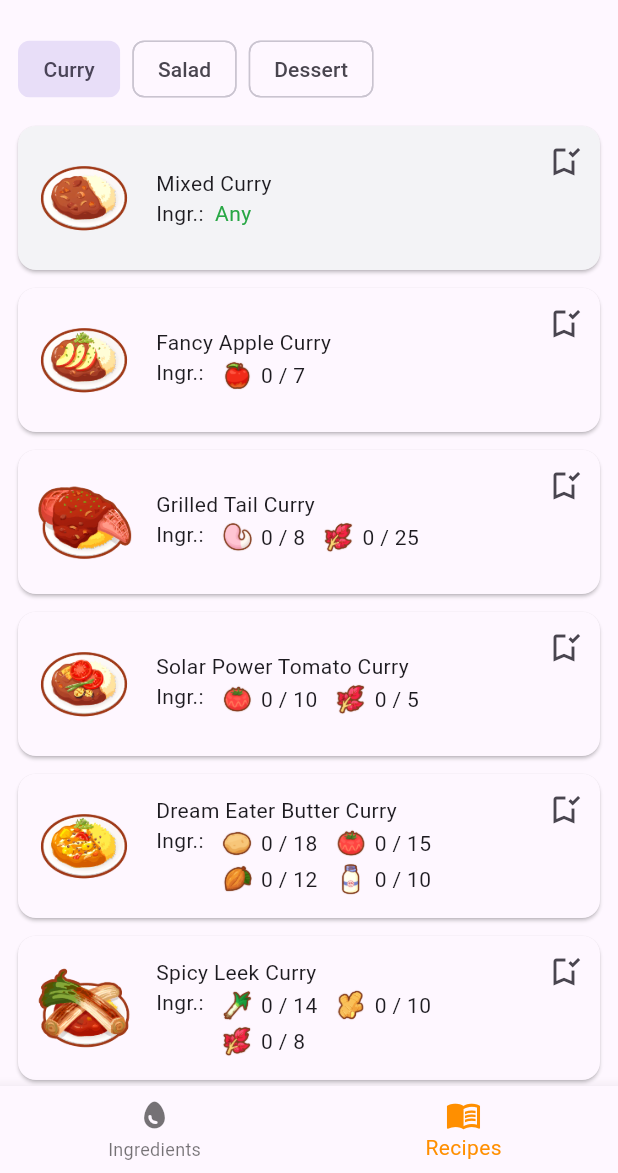
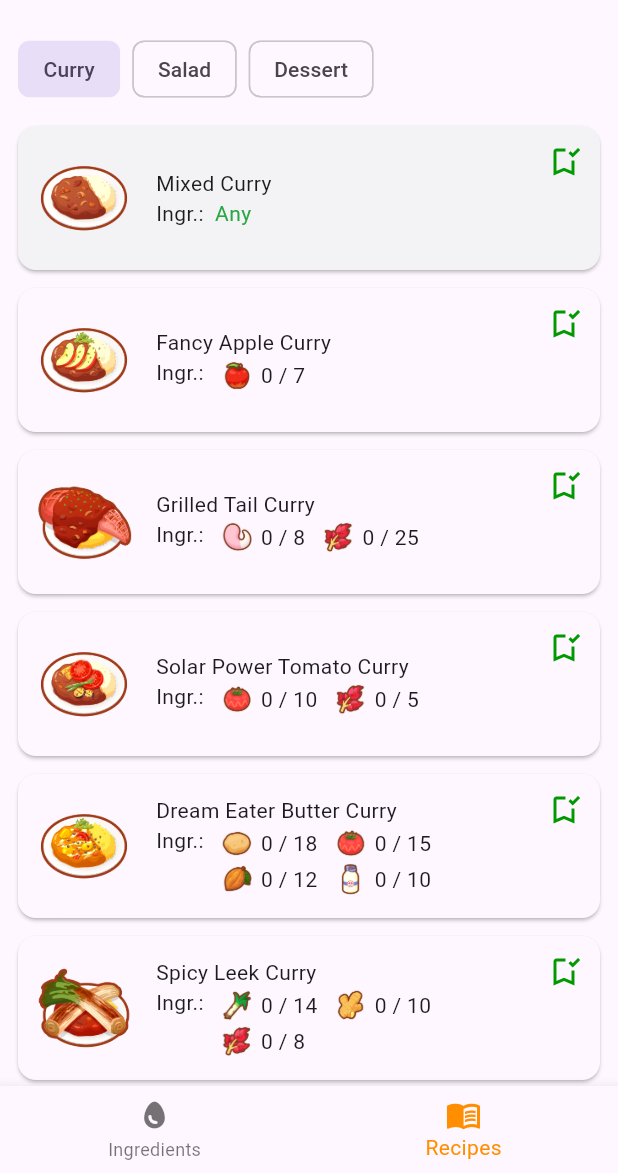
Before and after one commit to darkfoxdx/pokemon_sleep_guide, a Flutter app: the screen it shows after launch, item 2 of the bottom bar chosen, on a phone screen of 412 x 824 dp, the part 63-1236 px from its top. Run offline on Flutter 3.47's test engine with Material 3 defaults, Android fonts, the phone set to English and light mode, and no system bars; our stand-ins replace shared_preferences.

Commit message:
Fixed the made icon so that the ingredients won't overlap

```diff
--- a/lib/ui/ingredient_list.dart
+++ b/lib/ui/ingredient_list.dart
@@ -12,59 +12,55 @@ class IngredientList extends StatelessWidget {
       this.recipeIngredients, this.userIngredients, this.ingredients,
       {super.key});
 
-  List<InlineSpan> _buildSpan(BuildContext context) {
-    List<InlineSpan> list = [];
+  List<Widget> _buildItems(BuildContext context) {
+    List<Widget> list = [];
     if (recipeIngredients.isEmpty) {
       return [
-        TextSpan(
-          text: "  Any",
+        Text(
+          "  Any",
           style: Theme.of(context).textTheme.bodyMedium?.copyWith(
                 color: Theme.of(context).colorScheme.completed,
               ),
         )
       ];
     }
-    for (final (i, e) in recipeIngredients.indexed) {
-      if (i == 2) {
-        list.add(const TextSpan(text: "\n"));
-      }
+    for (final e in recipeIngredients) {
       String? picture = ingredients
           .firstWhere((element) => element.name == e.name,
               orElse: Ingredient.empty)
           .pictureUrl;
       int userQuantity = userIngredients[e.name] ?? 0;
       int quantity = e.quantity;
-      var imageSpan = WidgetSpan(
-        alignment: PlaceholderAlignment.middle,
-        child: Padding(
+      Widget widget = Row(
+        mainAxisSize: MainAxisSize.min,
+        children: [
+          Padding(
             padding: const EdgeInsets.only(left: 10.0, right: 4.0),
             child: Image.asset(
               picture,
               width: 24,
             ),
           ),
-      );
-      var textSpan = TextSpan(
-        text: "$userQuantity / $quantity",
+          Text(
+            "$userQuantity / $quantity",
             style: Theme.of(context).textTheme.bodyMedium?.copyWith(
                   color: userQuantity >= quantity
                       ? Theme.of(context).colorScheme.completed
                       : null,
                 ),
+          ),
+        ],
       );
-      list.addAll([imageSpan, textSpan]);
+      list.add(widget);
     }
     return list;
   }
 
   @override
   Widget build(BuildContext context) {
-    return RichText(
-      maxLines: 10,
-      softWrap: true,
-      text: TextSpan(
-        children: _buildSpan(context),
-      ),
+    return Wrap(
+      direction: Axis.horizontal,
+      children: _buildItems(context),
     );
   }
 }
--- a/lib/ui/recipe_item.dart
+++ b/lib/ui/recipe_item.dart
@@ -1,3 +1,4 @@
+import 'package:flutter/cupertino.dart';
 import 'package:flutter/material.dart';
 import 'package:pokemon_sleep_guide/model/ingredient.dart';
 import 'package:pokemon_sleep_guide/model/recipe.dart';
@@ -45,6 +46,8 @@ class RecipeItem extends StatelessWidget {
                 const SizedBox(width: 12),
                 Flexible(
                   flex: 4,
+                  child: Padding(
+                    padding: const EdgeInsets.only(right: 48),
                     child: Column(
                       crossAxisAlignment: CrossAxisAlignment.start,
                       children: [
@@ -65,6 +68,7 @@ class RecipeItem extends StatelessWidget {
                           ],
                         ),
                       ],
+                    ),
                   ),
                 ),
               ],
@@ -98,6 +102,7 @@ class _MadeChipState extends State<MadeChip> {
       final isCompleted =
           userSetting.completedRecipes[widget.recipe.name] == true;
       return IconButton(
+        color: Theme.of(context).colorScheme.made,
         isSelected: isCompleted,
         selectedIcon: const Icon(Icons.bookmark_added),
         icon: const Icon(Icons.bookmark_added_outlined),
--- a/lib/utils/colors.dart
+++ b/lib/utils/colors.dart
@@ -6,8 +6,8 @@ extension ColorSchemeExtension on ColorScheme {
       : const Color(0xFF28a745);
 
   Color get made => brightness == Brightness.light
-      ? const Color(0xFFA5D6A7)
-      : const Color(0xFF1B5E20);
+      ? const Color(0xFF009900)
+      : const Color(0xFF33CC33);
 
   Color get partial => brightness == Brightness.light
       ? const Color(0xFFB89E13)
```
Lines whose indentation alone changed are shown as unchanged.
